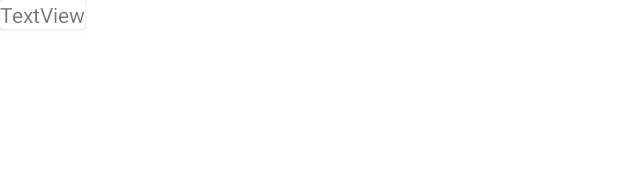
After one commit to amoschoomy/FIT2081App, an Android app: the layout card_layout.xml on its own in the app's theme, with its tools: preview values and no code run, on a phone screen of 412 x 824 dp. The commit adds this screen. Shown: the top 190 px of the screen. Run offline under Robolectric (Android 15) with nearby library versions, the phone set to English and light mode, and no system bars.

Commit message:
Week 6 Lab Tasks Done. GoogleBooks app will not be pushed to this repo

```diff
--- a/app/src/main/AndroidManifest.xml
+++ b/app/src/main/AndroidManifest.xml
@@ -1,11 +1,11 @@
 <?xml version="1.0" encoding="utf-8"?>
 <manifest xmlns:android="http://schemas.android.com/apk/res/android"
     package="com.example.autoshowroom">
+
     <uses-permission android:name="android.permission.RECEIVE_SMS" />
     <uses-permission android:name="android.permission.READ_SMS" />
     <uses-permission android:name="android.permission.SEND_SMS" />
     <uses-permission android:name="android.permission.WRITE_SMS" />
-
 
     <application
         android:allowBackup="true"
@@ -14,6 +14,7 @@
         android:roundIcon="@mipmap/ic_launcher_round"
         android:supportsRtl="true"
         android:theme="@style/Theme.AutoShowroom">
+        <activity android:name=".ListCars"></activity>
         <activity android:name=".MainActivity">
             <intent-filter>
                 <action android:name="android.intent.action.MAIN" />
--- a/app/src/main/java/com/example/autoshowroom/MainActivity.java
+++ b/app/src/main/java/com/example/autoshowroom/MainActivity.java
@@ -209,10 +209,15 @@ public class MainActivity extends AppCompatActivity {
                     int index = arrayList.size() - 1;
                     arrayList.remove(index);
                     arrayAdapter.notifyDataSetChanged();
+
                     break;
                 case R.id.removeall:
                     arrayList.clear();
                     arrayAdapter.notifyDataSetChanged();
+                case R.id.listall:
+                    Intent myIntent = new Intent(MainActivity.this, ListCars.class);
+                    myIntent.putExtra("data", arrayList);
+                    MainActivity.this.startActivity(myIntent);
             }
             DrawerLayout drawer = findViewById(R.id.drawer);
             drawer.closeDrawer(GravityCompat.START);
--- /dev/null
+++ b/app/src/main/res/layout/card_layout.xml
@@ -0,0 +1,11 @@
+<?xml version="1.0" encoding="utf-8"?>
+<androidx.cardview.widget.CardView xmlns:android="http://schemas.android.com/apk/res/android"
+    android:layout_width="wrap_content"
+    android:layout_height="wrap_content">
+
+    <TextView
+        android:id="@+id/carTv"
+        android:layout_width="wrap_content"
+        android:layout_height="wrap_content"
+        android:text="TextView" />
+</androidx.cardview.widget.CardView>
--- a/app/src/main/res/menu/menu.xml
+++ b/app/src/main/res/menu/menu.xml
@@ -10,4 +10,7 @@
     <item
         android:id="@+id/removeall"
         android:title="Remove All Cars" />
+    <item
+        android:id="@+id/listall"
+        android:title="List All Cars" />
 </menu>
```
Also changed, not shown: app/src/main/java/com/example/autoshowroom/ListCars.java (added, +30 -0 lines), app/src/main/java/com/example/autoshowroom/RecyclerViewAdapter.java (added, +47 -0 lines), app/src/main/res/layout/activity_list_cars.xml (added, +12 -0 lines).
